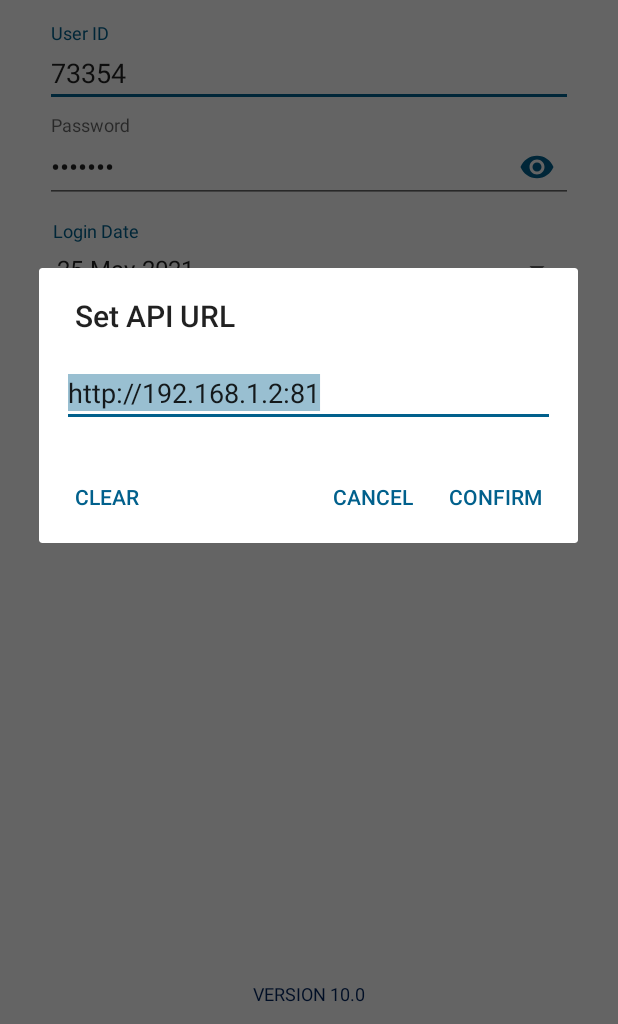
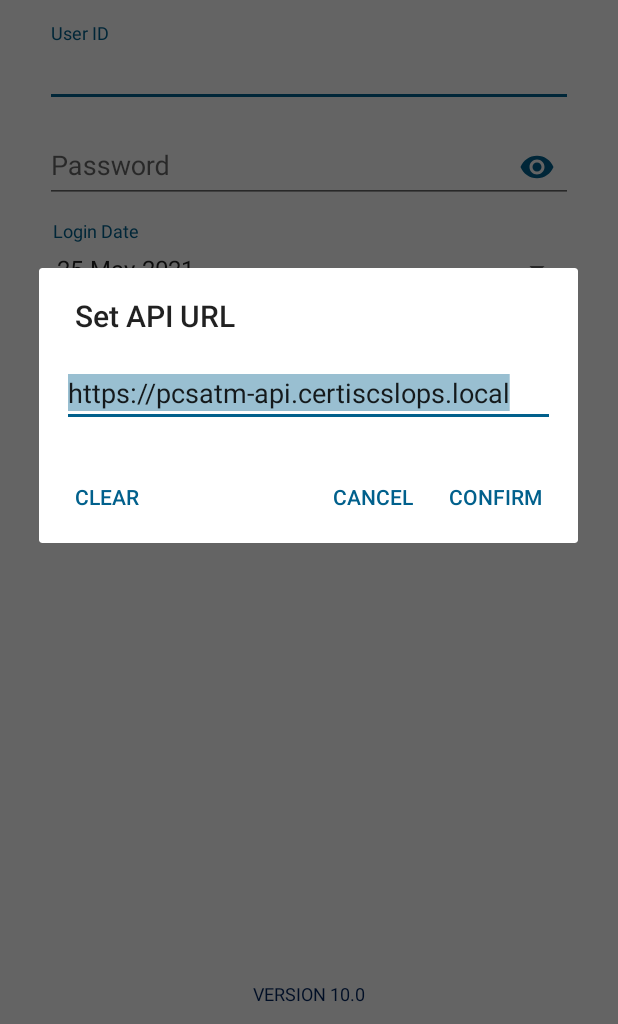
Before and after one commit to irvintanutan/Android-ATM, an Android app: the LoginActivity screen opened directly, with no data from a screen before it, after a tap on "Settings", on a phone screen of 412 x 824 dp, the part 212-1236 px from its top. Run offline under Robolectric (Android 15) with nearby library versions, the phone set to English and light mode, and no system bars.

Commit message:
EARLIEST VERSION COMMIT

```diff
--- a/app/src/main/java/com/novigosolutions/certiscisco/applications/CertisCISCO.java
+++ b/app/src/main/java/com/novigosolutions/certiscisco/applications/CertisCISCO.java
@@ -27,7 +27,7 @@ public class CertisCISCO extends Application {
         Configuration dbConfiguration = new Configuration.Builder(this).setDatabaseName("certiscisco.db").setDatabaseVersion(3).addModelClasses(Job.class, Cartridge.class, Seal.class, OtherScan.class, TestCash.class, CoinEnvelopes.class, EditRequests.class, ClearHistoryRequests.class).create();
         ActiveAndroid.initialize(dbConfiguration);
         if(TextUtils.isEmpty(Preferences.getString("API_URL",getApplicationContext()))){
-            Preferences.saveString("API_URL", "http://192.168.1.2:81", getApplicationContext());
+            Preferences.saveString("API_URL", "https://pcsatm-api.certiscslops.local", getApplicationContext());
         }
     }
 
--- a/app/src/main/res/layout/activity_login.xml
+++ b/app/src/main/res/layout/activity_login.xml
@@ -48,7 +48,6 @@
                         android:layout_width="match_parent"
                         android:layout_height="wrap_content"
                         android:hint="User ID"
-                        android:text="73354"
                         android:inputType="text"
                         android:maxLines="1" />
                 </com.google.android.material.textfield.TextInputLayout>
@@ -66,7 +65,6 @@
                         android:layout_width="match_parent"
                         android:layout_height="wrap_content"
                         android:hint="Password"
-                        android:text="1234567"
                         android:inputType="textPassword" />
                 </com.google.android.material.textfield.TextInputLayout>
 
```
Also changed, not shown: app/src/main/java/com/novigosolutions/certiscisco/webservices/CertisCISCOServer.java (+5 -3 lines).
